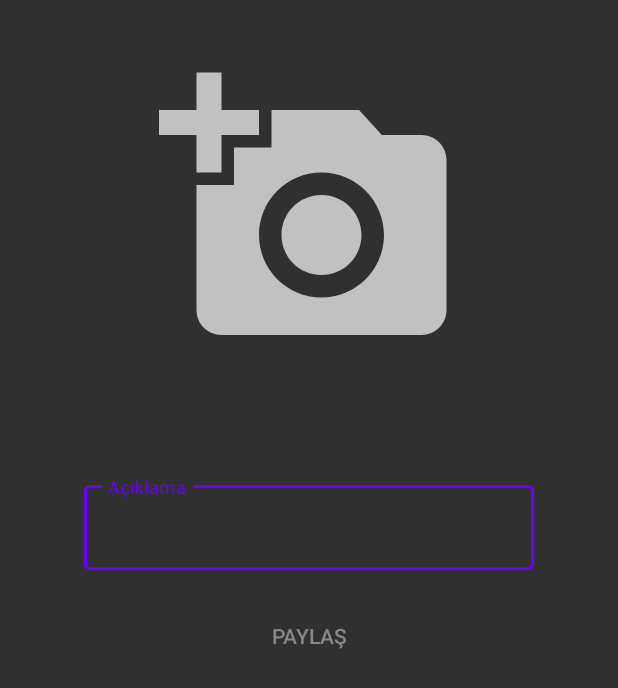
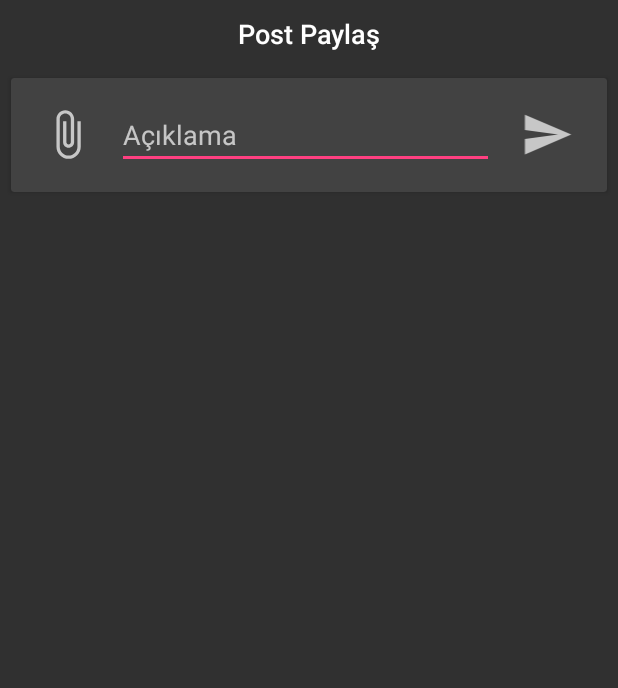
Before and after one commit to FurkanKaraketir/PShare, an Android app: the layout activity_fotograf_paylasma.xml on its own in the app's theme, with its tools: preview values and no code run, on a phone screen of 412 x 824 dp. Shown: the top 688 px of the screen. Run offline under Robolectric (Android 15) with nearby library versions, the light colour scheme and no system bars.

Commit message:
Design Update

```diff
--- a/app/src/main/java/com/furkankrktr/pshare/CommentsActivity.kt
+++ b/app/src/main/java/com/furkankrktr/pshare/CommentsActivity.kt
@@ -75,7 +75,7 @@ class CommentsActivity : AppCompatActivity(), GiphyDialogFragment.GifSelectionLi
         alert.setTitle("Resim veya GIF")
         alert.setMessage("Resim veya GIF seçiniz")
 
-        alert.setPositiveButton("Resim", DialogInterface.OnClickListener { _, _ ->
+        alert.setPositiveButton("RESİM", DialogInterface.OnClickListener { _, _ ->
             if (ContextCompat.checkSelfPermission(
                     this,
                     Manifest.permission.READ_EXTERNAL_STORAGE
@@ -103,6 +103,9 @@ class CommentsActivity : AppCompatActivity(), GiphyDialogFragment.GifSelectionLi
             GiphyDialogFragment.newInstance().show(supportFragmentManager, "giphy_dialog")
         })
         gifOrImageBtn.setOnClickListener {
+            alert.show()
+        }
+        secilenImageView.setOnClickListener {
             alert.show()
         }
 
--- a/app/src/main/java/com/furkankrktr/pshare/RepliesActivity.kt
+++ b/app/src/main/java/com/furkankrktr/pshare/RepliesActivity.kt
@@ -86,7 +86,7 @@ class RepliesActivity : AppCompatActivity(), GiphyDialogFragment.GifSelectionLis
         alert.setTitle("Resim veya GIF")
         alert.setMessage("Resim veya GIF seçiniz")
         verileriAl()
-        alert.setPositiveButton("Resim", DialogInterface.OnClickListener { _, _ ->
+        alert.setPositiveButton("RESİM", DialogInterface.OnClickListener { _, _ ->
             if (ContextCompat.checkSelfPermission(
                     this,
                     Manifest.permission.READ_EXTERNAL_STORAGE
@@ -114,6 +114,9 @@ class RepliesActivity : AppCompatActivity(), GiphyDialogFragment.GifSelectionLis
             GiphyDialogFragment.newInstance().show(supportFragmentManager, "giphy_dialog")
         })
         replyAttachmentBtn.setOnClickListener {
+            alert.show()
+        }
+        secilenReplyIamgeView.setOnClickListener {
             alert.show()
         }
 
--- a/app/src/main/java/com/furkankrktr/pshare/adapter/HaberRecyclerAdapter.kt
+++ b/app/src/main/java/com/furkankrktr/pshare/adapter/HaberRecyclerAdapter.kt
@@ -55,6 +55,7 @@ open class HaberRecyclerAdapter(private val postList: ArrayList<Post>) :
         if (postList[position].gorselUrl == "") {
             holder.itemView.recycler_row_imageview.visibility = View.GONE
         } else {
+            holder.itemView.recycler_row_imageview.visibility = View.VISIBLE
             holder.itemView.recycler_row_imageview.glide(
                 postList[position].gorselUrl,
                 placeHolderYap(holder.itemView.context)
--- a/app/src/main/java/com/furkankrktr/pshare/adapter/HashtagRecyclerAdapter.kt
+++ b/app/src/main/java/com/furkankrktr/pshare/adapter/HashtagRecyclerAdapter.kt
@@ -49,6 +49,7 @@ open class HashtagRecyclerAdapter(private val postList: ArrayList<Post>) :
         if (postList[position].gorselUrl == "") {
             holder.itemView.recycler_row_imageview.visibility = View.GONE
         } else {
+            holder.itemView.recycler_row_imageview.visibility = View.VISIBLE
             holder.itemView.recycler_row_imageview.glide(
                 postList[position].gorselUrl,
                 placeHolderYap(holder.itemView.context)
--- a/app/src/main/java/com/furkankrktr/pshare/adapter/UserEmailFilterAdapter.kt
+++ b/app/src/main/java/com/furkankrktr/pshare/adapter/UserEmailFilterAdapter.kt
@@ -52,6 +52,7 @@ open class UserEmailFilterAdapter(private val postList: ArrayList<Post>) :
         if (postList[position].gorselUrl == "") {
             holder.itemView.recycler_row_imageview.visibility = View.GONE
         } else {
+            holder.itemView.recycler_row_imageview.visibility = View.VISIBLE
             holder.itemView.recycler_row_imageview.glide(
                 postList[position].gorselUrl,
                 placeHolderYap(holder.itemView.context)
--- a/app/src/main/java/com/furkankrktr/pshare/service/Util.kt
+++ b/app/src/main/java/com/furkankrktr/pshare/service/Util.kt
@@ -8,7 +8,7 @@ import com.bumptech.glide.request.RequestOptions
 import com.furkankrktr.pshare.R
 
 fun ImageView.glide(url: String?, placeholder: CircularProgressDrawable){
-    val options = RequestOptions().placeholder(placeholder).error(R.mipmap.ic_launcher_round)
+    val options = RequestOptions().placeholder(placeholder).error(R.drawable.ic_baseline_block_24)
 
     Glide.with(context).setDefaultRequestOptions(options).load(url).into(this)
 }
--- a/app/src/main/res/layout/activity_fotograf_paylasma.xml
+++ b/app/src/main/res/layout/activity_fotograf_paylasma.xml
@@ -1,58 +1,83 @@
 <?xml version="1.0" encoding="utf-8"?>
-<RelativeLayout xmlns:android="http://schemas.android.com/apk/res/android"
+<LinearLayout xmlns:android="http://schemas.android.com/apk/res/android"
     xmlns:app="http://schemas.android.com/apk/res-auto"
     xmlns:tools="http://schemas.android.com/tools"
     android:layout_width="match_parent"
     android:layout_height="match_parent"
+    android:orientation="vertical"
     tools:context=".FotografPaylasmaActivity">
+
+
+    <TextView
+        android:id="@+id/postPaylasTextView"
+        style="@style/TextAppearance.AppCompat.Title"
+        android:layout_width="match_parent"
+        android:layout_height="wrap_content"
+        android:layout_margin="10dp"
+        android:text="@string/post_payla"
+        android:textAlignment="center"
+        android:textSize="18sp" />
+
+    <androidx.cardview.widget.CardView
+        android:layout_width="match_parent"
+        android:layout_height="wrap_content"
+        android:layout_margin="7dp">
+
+        <LinearLayout
+            android:layout_width="match_parent"
+            android:layout_height="match_parent"
+            android:orientation="vertical">
+
+            <LinearLayout
+                android:id="@+id/linear"
+                android:layout_width="match_parent"
+                android:layout_height="wrap_content"
+                android:layout_margin="10dp">
 
                 <ImageView
                     android:id="@+id/imageView"
-        android:layout_width="200dp"
-        android:layout_height="200dp"
-        android:layout_centerHorizontal="true"
-        android:layout_marginTop="40dp"
-        android:src="@drawable/ic_photo_black" />
+                    android:layout_width="35dp"
+                    android:layout_height="35dp"
+                    android:layout_margin="10dp"
+                    android:src="@drawable/ic_baseline_attach_file_24" />
 
+                <EditText
+                    android:id="@+id/yorumText"
+                    android:layout_width="0dp"
+                    android:layout_height="wrap_content"
+                    android:layout_margin="5dp"
+                    android:layout_weight="1"
+                    android:hint="@string/a_klama"
+                    android:maxLength="40" />
+
+                <ImageView
+                    android:id="@+id/paylasButton"
+                    android:layout_width="40dp"
+                    android:layout_height="35dp"
+                    android:layout_margin="10dp"
+                    android:src="@drawable/ic_send_black" />
+            </LinearLayout>
 
             <ProgressBar
                 android:id="@+id/progress_circular"
                 android:layout_width="wrap_content"
                 android:layout_height="wrap_content"
-        android:layout_below="@id/imageView"
-        android:layout_centerHorizontal="true"
-        android:layout_marginTop="10dp"
-        android:visibility="invisible" />
+                android:layout_gravity="center_horizontal"
+                android:layout_margin="10dp"
+                android:visibility="gone" />
 
-    <com.google.android.material.textfield.TextInputLayout
-        android:id="@+id/yorumLayout"
-        style="@style/Widget.MaterialComponents.TextInputLayout.OutlinedBox"
-        android:layout_width="300dp"
-        android:layout_height="wrap_content"
-        android:layout_below="@id/progress_circular"
-        android:layout_centerHorizontal="true"
-        android:layout_marginTop="20dp"
-        android:hint="@string/a_klama"
-        android:textColorHint="@color/gri"
-        tools:targetApi="p">
-
-        <com.google.android.material.textfield.TextInputEditText
-            android:id="@+id/yorumText"
-            android:layout_width="match_parent"
-            android:layout_height="wrap_content" />
-
-    </com.google.android.material.textfield.TextInputLayout>
-
-    <Button
-        android:id="@+id/paylasButton"
-        style="@style/Widget.AppCompat.Button.Borderless"
-        android:layout_width="wrap_content"
-        android:layout_height="wrap_content"
-        android:layout_below="@id/yorumLayout"
-        android:layout_centerHorizontal="true"
-        android:layout_margin="20dp"
-        android:text="@string/payla"
-        android:textColor="@color/gri" />
+            <ImageView
+                android:id="@+id/secilenPostResimView"
+                android:layout_width="200dp"
+                android:layout_height="150dp"
+                android:layout_gravity="center_horizontal"
+                android:layout_margin="15dp"
+                android:visibility="gone" />
 
 
-</RelativeLayout>
+        </LinearLayout>
+
+    </androidx.cardview.widget.CardView>
+
+
+</LinearLayout>
--- a/app/src/main/res/layout/activity_gorsel.xml
+++ b/app/src/main/res/layout/activity_gorsel.xml
@@ -13,7 +13,7 @@
       android:layout_width="match_parent"
       android:layout_height="match_parent"
       android:scaleType="fitCenter"
-      android:src="@mipmap/ic_launcher_round"/>
+      android:src="@drawable/ic_baseline_block_24"/>
 
 
 </FrameLayout>
--- a/app/src/main/res/values/strings.xml
+++ b/app/src/main/res/values/strings.xml
@@ -20,4 +20,5 @@
     <string name="web_sitesi">Web Sitesi</string>
     <string name="gif_payla">GIF Paylaş</string>
     <string name="payla_m_yap">Paylaşım Yap</string>
+    <string name="post_payla">Post Paylaş</string>
 </resources>
```
Also changed, not shown: app/src/main/java/com/furkankrktr/pshare/FotografPaylasmaActivity.kt (+23 -12 lines), app/src/main/java/com/furkankrktr/pshare/adapter/CommentRecyclerAdapter.kt (+7 -0 lines), app/src/main/java/com/furkankrktr/pshare/adapter/ReplyRecyclerAdapter.kt (+9 -0 lines), app/src/main/res/drawable/ic_baseline_block_24.xml (added, +10 -0 lines). Lines whose indentation alone changed are shown as unchanged.
